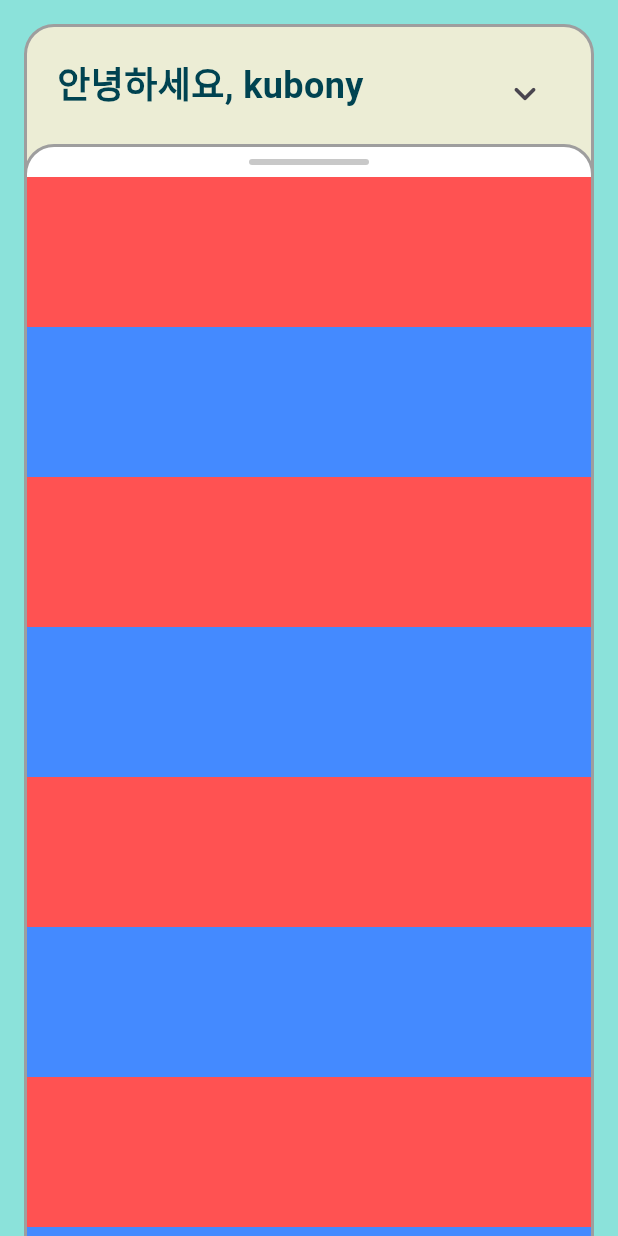
After one commit to youngin9630/talk_diary, a Flutter app: the HomeScreen screen opened directly, on a phone screen of 412 x 824 dp. The commit adds this screen. Run offline on Flutter 3.47's test engine with Material 3 defaults, Android fonts, the phone set to English and light mode, and no system bars; our stand-ins replace dio, mobx; generated files the repository leaves out were written again.

Commit message:
Refactor HomeScreen to use MainBackground for improved UI structure. Removed redundant Container and updated layout for better visual consistency.

```diff
--- /dev/null
+++ b/lib/components/backgrounds/main_background.dart
@@ -0,0 +1,18 @@
+import 'package:flutter/material.dart';
+
+class MainBackground extends StatelessWidget {
+  final Widget child;
+  const MainBackground({super.key, required this.child});
+
+  @override
+  Widget build(BuildContext context) {
+    return Container(
+      decoration: BoxDecoration(
+        color: Color(0xff8BE2DA),
+      ),
+      width: double.infinity,
+      height: double.infinity,
+      child: child,
+    );
+  }
+}
--- a/lib/screens/main/home_screen.dart
+++ b/lib/screens/main/home_screen.dart
@@ -1,4 +1,5 @@
 import 'package:flutter/material.dart';
+import 'package:talk_diary/components/backgrounds/main_background.dart';
 
 class HomeScreen extends StatefulWidget {
   const HomeScreen({super.key});
@@ -13,12 +14,7 @@ class _HomeScreenState extends State<HomeScreen> {
     return Scaffold(
       extendBody: true,
       extendBodyBehindAppBar: true,
-      body: Container(
-        decoration: BoxDecoration(
-          color: Color(0xff8BE2DA),
-        ),
-        width: double.infinity,
-        height: double.infinity,
+      body: MainBackground(
         child: SafeArea(
           top: true,
           bottom: false,
@@ -72,7 +68,6 @@ class _HomeScreenState extends State<HomeScreen> {
                 ),
                 AnimatedContainer(
                   duration: Duration(milliseconds: 300),
-                  curve: Curves.easeIn,
                   transform: Matrix4.translationValues(0, _offset, 0),
                   child: Container(
                     decoration: BoxDecoration(
```
